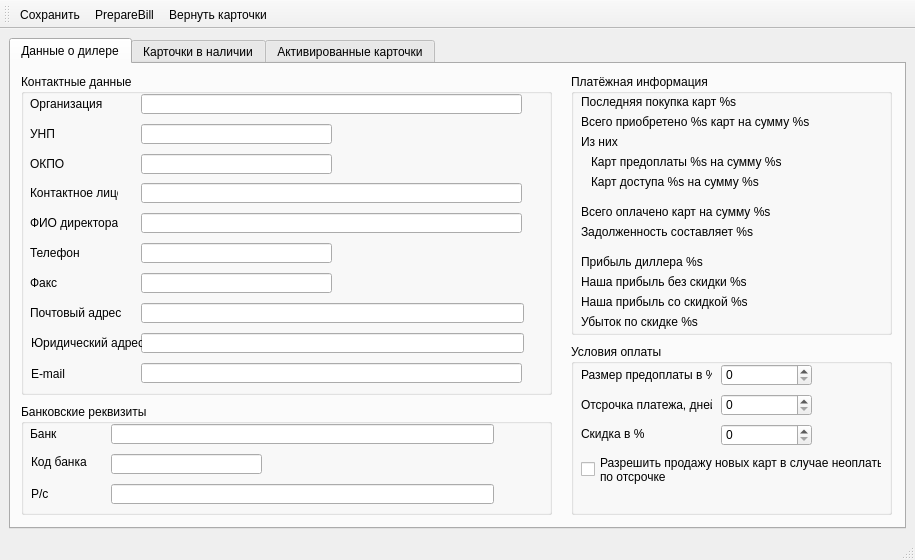
brat002/ExpertBilling, file mdi/forms/dealer_edit.ui: the form before one commit.
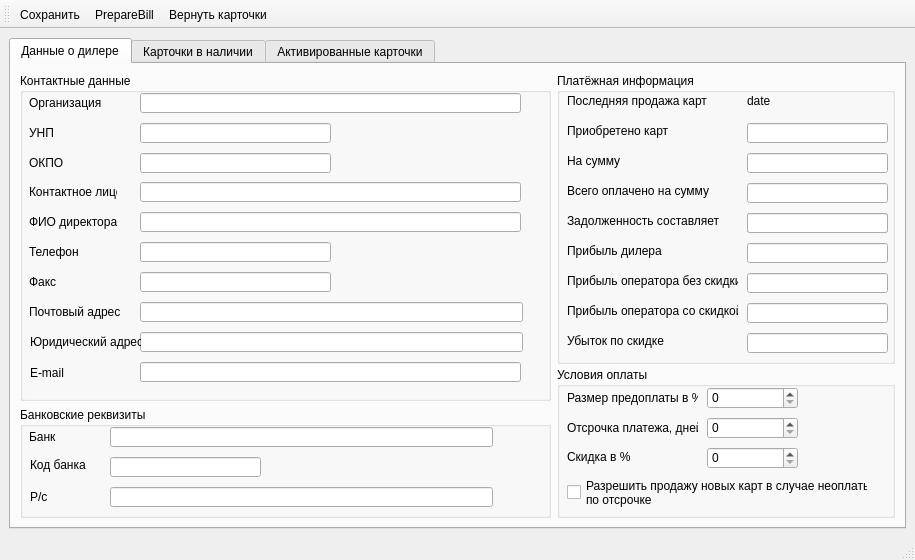
The form after the commit. The open tabs and pages were chosen to show the change. Icons and pictures are not drawn.

What changed in the file:
```diff
--- a/mdi/forms/dealer_edit.ui
+++ b/mdi/forms/dealer_edit.ui
@@ -29,14 +29,14 @@
        <attribute name="title" >
         <string>Данные о дилере</string>
        </attribute>
+       <layout class="QGridLayout" name="gridLayout_6" >
+        <item rowspan="2" row="0" column="0" >
        <widget class="QGroupBox" name="groupBox_contact" >
-        <property name="geometry" >
-         <rect>
-          <x>10</x>
-          <y>10</y>
+          <property name="minimumSize" >
+           <size>
           <width>531</width>
           <height>321</height>
-         </rect>
+           </size>
         </property>
         <property name="title" >
          <string>Контактные данные</string>
@@ -271,129 +271,15 @@
           <string>ОКПО</string>
          </property>
         </widget>
-        <zorder>lineEdit_postaddress</zorder>
-        <zorder>label_organization</zorder>
-        <zorder>lineEdit_fax</zorder>
-        <zorder>lineEdit_phone</zorder>
-        <zorder>lineEdit_organization</zorder>
-        <zorder>label_director</zorder>
-        <zorder>label_postaddress</zorder>
-        <zorder>label_contactperson</zorder>
-        <zorder>lineEdit_director</zorder>
-        <zorder>label_phone</zorder>
-        <zorder>lineEdit_contactperson</zorder>
-        <zorder>label_fax</zorder>
-        <zorder>lineEdit_postaddress</zorder>
-        <zorder>label_organization</zorder>
-        <zorder>lineEdit_fax</zorder>
-        <zorder>lineEdit_phone</zorder>
-        <zorder>lineEdit_organization</zorder>
-        <zorder>label_director</zorder>
-        <zorder>label_postaddress</zorder>
-        <zorder>label_contactperson</zorder>
-        <zorder>lineEdit_director</zorder>
-        <zorder>label_phone</zorder>
-        <zorder>lineEdit_contactperson</zorder>
-        <zorder>label_fax</zorder>
-        <zorder>lineEdit_uraddress</zorder>
-        <zorder>label_uraddress</zorder>
-        <zorder>lineEdit_email</zorder>
-        <zorder>label_email</zorder>
-        <zorder>lineEdit_okpo</zorder>
-        <zorder>lineEdit_unp</zorder>
-        <zorder>label_unp</zorder>
-        <zorder>label_okpo</zorder>
-       </widget>
-       <widget class="QGroupBox" name="groupBox_bankdata" >
-        <property name="geometry" >
-         <rect>
-          <x>10</x>
-          <y>340</y>
-          <width>531</width>
-          <height>111</height>
-         </rect>
-        </property>
-        <property name="title" >
-         <string>Банковские реквизиты</string>
-        </property>
-        <widget class="QLabel" name="label_rs" >
-         <property name="geometry" >
-          <rect>
-           <x>10</x>
-           <y>80</y>
-           <width>51</width>
-           <height>20</height>
-          </rect>
-         </property>
-         <property name="text" >
-          <string>Р/с</string>
-         </property>
-        </widget>
-        <widget class="QLabel" name="label_bank" >
-         <property name="geometry" >
-          <rect>
-           <x>9</x>
-           <y>20</y>
-           <width>51</width>
-           <height>20</height>
-          </rect>
-         </property>
-         <property name="text" >
-          <string>Банк</string>
-         </property>
-        </widget>
-        <widget class="QLineEdit" name="lineEdit_rs" >
-         <property name="geometry" >
-          <rect>
-           <x>90</x>
-           <y>80</y>
-           <width>383</width>
-           <height>20</height>
-          </rect>
-         </property>
-        </widget>
-        <widget class="QLineEdit" name="lineEdit_bank" >
-         <property name="geometry" >
-          <rect>
-           <x>90</x>
-           <y>20</y>
-           <width>383</width>
-           <height>20</height>
-          </rect>
-         </property>
-        </widget>
-        <widget class="QLineEdit" name="lineEdit_bankcode" >
-         <property name="geometry" >
-          <rect>
-           <x>90</x>
-           <y>50</y>
-           <width>151</width>
-           <height>20</height>
-          </rect>
-         </property>
-        </widget>
-        <widget class="QLabel" name="label_bankcode" >
-         <property name="geometry" >
-          <rect>
-           <x>10</x>
-           <y>50</y>
-           <width>61</width>
-           <height>16</height>
-          </rect>
-         </property>
-         <property name="text" >
-          <string>Код банка</string>
-         </property>
-        </widget>
-       </widget>
+         </widget>
+        </item>
+        <item row="0" column="1" >
        <widget class="QGroupBox" name="groupBox_billinfo" >
-        <property name="geometry" >
-         <rect>
-          <x>560</x>
-          <y>10</y>
-          <width>321</width>
-          <height>261</height>
-         </rect>
+          <property name="minimumSize" >
+           <size>
+            <width>338</width>
+            <height>291</height>
+           </size>
         </property>
         <property name="title" >
          <string>Платёжная информация</string>
@@ -403,153 +289,233 @@
           <rect>
            <x>10</x>
            <y>20</y>
-           <width>301</width>
+             <width>141</width>
            <height>16</height>
           </rect>
          </property>
          <property name="text" >
-          <string>Последняя покупка карт %s</string>
-         </property>
-        </widget>
-        <widget class="QLabel" name="label_15" >
+            <string>Последняя продажа карт</string>
+           </property>
+          </widget>
+          <widget class="QLabel" name="label_buy_cards_sum" >
          <property name="geometry" >
           <rect>
            <x>10</x>
-           <y>40</y>
-           <width>301</width>
+             <y>80</y>
+             <width>171</width>
            <height>16</height>
           </rect>
          </property>
          <property name="text" >
-          <string>Всего приобретено %s карт на сумму %s</string>
-         </property>
-        </widget>
-        <widget class="QLabel" name="label_17" >
+            <string>На сумму</string>
+           </property>
+          </widget>
+          <widget class="QLabel" name="label_pay_sum" >
          <property name="geometry" >
           <rect>
            <x>10</x>
-           <y>60</y>
-           <width>301</width>
+             <y>110</y>
+             <width>171</width>
            <height>16</height>
           </rect>
          </property>
          <property name="text" >
-          <string>Из них</string>
-         </property>
-        </widget>
-        <widget class="QLabel" name="label_18" >
+            <string>Всего оплачено на сумму</string>
+           </property>
+          </widget>
+          <widget class="QLabel" name="label_debet_sum" >
          <property name="geometry" >
           <rect>
-           <x>20</x>
-           <y>80</y>
-           <width>291</width>
+             <x>10</x>
+             <y>140</y>
+             <width>171</width>
            <height>16</height>
           </rect>
          </property>
          <property name="text" >
-          <string>Карт предоплаты %s на сумму %s</string>
-         </property>
-        </widget>
-        <widget class="QLabel" name="label_20" >
+            <string>Задолженность составляет</string>
+           </property>
+          </widget>
+          <widget class="QLabel" name="label_dealer_return" >
          <property name="geometry" >
           <rect>
-           <x>20</x>
-           <y>100</y>
-           <width>291</width>
+             <x>10</x>
+             <y>170</y>
+             <width>171</width>
            <height>16</height>
           </rect>
          </property>
          <property name="text" >
-          <string>Карт доступа %s на сумму %s</string>
-         </property>
-        </widget>
-        <widget class="QLabel" name="label_22" >
+            <string>Прибыль дилера</string>
+           </property>
+          </widget>
+          <widget class="QLabel" name="label_operator_return_without_discount" >
          <property name="geometry" >
           <rect>
            <x>10</x>
-           <y>130</y>
-           <width>301</width>
+             <y>200</y>
+             <width>171</width>
            <height>16</height>
           </rect>
          </property>
          <property name="text" >
-          <string>Всего оплачено карт на сумму %s</string>
-         </property>
-        </widget>
-        <widget class="QLabel" name="label_24" >
+            <string>Прибыль оператора без скидки</string>
+           </property>
+          </widget>
+          <widget class="QLabel" name="label_loss_for_discount" >
          <property name="geometry" >
           <rect>
            <x>10</x>
-           <y>150</y>
-           <width>301</width>
+             <y>260</y>
+             <width>171</width>
            <height>16</height>
           </rect>
          </property>
          <property name="text" >
-          <string>Задолженность составляет %s</string>
-         </property>
-        </widget>
-        <widget class="QLabel" name="label_26" >
+            <string>Убыток по скидке</string>
+           </property>
+          </widget>
+          <widget class="QLabel" name="label_operator_return_with_discount" >
          <property name="geometry" >
           <rect>
            <x>10</x>
-           <y>180</y>
-           <width>301</width>
+             <y>230</y>
+             <width>171</width>
            <height>16</height>
           </rect>
          </property>
          <property name="text" >
-          <string>Прибыль диллера %s</string>
-         </property>
-        </widget>
-        <widget class="QLabel" name="label" >
+            <string>Прибыль оператора со скидкой</string>
+           </property>
+          </widget>
+          <widget class="QLabel" name="label_last_sale_date_z" >
          <property name="geometry" >
           <rect>
-           <x>10</x>
-           <y>200</y>
-           <width>301</width>
+             <x>190</x>
+             <y>20</y>
+             <width>141</width>
            <height>16</height>
           </rect>
          </property>
          <property name="text" >
-          <string>Наша прибыль без скидки %s</string>
-         </property>
-        </widget>
-        <widget class="QLabel" name="label_2" >
+            <string>date</string>
+           </property>
+          </widget>
+          <widget class="QLineEdit" name="lineEdit_buy_cards_sum" >
          <property name="geometry" >
           <rect>
-           <x>10</x>
-           <y>240</y>
-           <width>301</width>
-           <height>16</height>
-          </rect>
-         </property>
-         <property name="text" >
-          <string>Убыток по скидке %s</string>
-         </property>
-        </widget>
-        <widget class="QLabel" name="label_3" >
+             <x>190</x>
+             <y>80</y>
+             <width>141</width>
+             <height>20</height>
+            </rect>
+           </property>
+           <property name="readOnly" >
+            <bool>false</bool>
+           </property>
+          </widget>
+          <widget class="QLineEdit" name="lineEdit_pay_sum" >
          <property name="geometry" >
           <rect>
+             <x>190</x>
+             <y>110</y>
+             <width>141</width>
+             <height>20</height>
+            </rect>
+           </property>
+          </widget>
+          <widget class="QLineEdit" name="lineEdit_3" >
+           <property name="geometry" >
+            <rect>
+             <x>190</x>
+             <y>140</y>
+             <width>141</width>
+             <height>20</height>
+            </rect>
+           </property>
+          </widget>
+          <widget class="QLineEdit" name="lineEdit_debet_sum" >
+           <property name="geometry" >
+            <rect>
+             <x>190</x>
+             <y>140</y>
+             <width>141</width>
+             <height>20</height>
+            </rect>
+           </property>
+          </widget>
+          <widget class="QLineEdit" name="lineEdit_operator_return_without_discount" >
+           <property name="geometry" >
+            <rect>
+             <x>190</x>
+             <y>200</y>
+             <width>141</width>
+             <height>20</height>
+            </rect>
+           </property>
+          </widget>
+          <widget class="QLineEdit" name="lineEdit_operator_return_with_discount" >
+           <property name="geometry" >
+            <rect>
+             <x>190</x>
+             <y>230</y>
+             <width>141</width>
+             <height>20</height>
+            </rect>
+           </property>
+          </widget>
+          <widget class="QLineEdit" name="lineEdit_loss_for_discount" >
+           <property name="geometry" >
+            <rect>
+             <x>190</x>
+             <y>260</y>
+             <width>141</width>
+             <height>20</height>
+            </rect>
+           </property>
+          </widget>
+          <widget class="QLabel" name="label_buy_cards" >
+           <property name="geometry" >
+            <rect>
            <x>10</x>
-           <y>220</y>
-           <width>301</width>
+             <y>50</y>
+             <width>171</width>
            <height>16</height>
           </rect>
          </property>
          <property name="text" >
-          <string>Наша прибыль со скидкой %s</string>
-         </property>
-        </widget>
-       </widget>
+            <string>Приобретено карт</string>
+           </property>
+          </widget>
+          <widget class="QLineEdit" name="lineEdit_buy_cards" >
+           <property name="geometry" >
+            <rect>
+             <x>190</x>
+             <y>50</y>
+             <width>141</width>
+             <height>20</height>
+            </rect>
+           </property>
+          </widget>
+          <widget class="QLineEdit" name="lineEdit_dealer_return" >
+           <property name="geometry" >
+            <rect>
+             <x>190</x>
+             <y>170</y>
+             <width>141</width>
+             <height>20</height>
+            </rect>
+           </property>
+          </widget>
+         </widget>
+        </item>
+        <item rowspan="2" row="1" column="1" >
        <widget class="QGroupBox" name="groupBox_billdata" >
-        <property name="geometry" >
-         <rect>
-          <x>560</x>
-          <y>280</y>
-          <width>321</width>
-          <height>171</height>
-         </rect>
+          <property name="minimumSize" >
+           <size>
+            <width>338</width>
+            <height>151</height>
+           </size>
         </property>
         <property name="title" >
          <string>Условия оплаты</string>
@@ -609,7 +575,7 @@
           </rect>
          </property>
          <property name="maximum" >
-          <number>100</number>
+            <number>365</number>
          </property>
         </widget>
         <widget class="QSpinBox" name="spinBox_discount" >
@@ -659,8 +625,97 @@
          </property>
         </widget>
        </widget>
-      </widget>
-      <widget class="QWidget" name="tab_2" >
+        </item>
+        <item row="2" column="0" >
+         <widget class="QGroupBox" name="groupBox_bankdata" >
+          <property name="minimumSize" >
+           <size>
+            <width>531</width>
+            <height>111</height>
+           </size>
+          </property>
+          <property name="title" >
+           <string>Банковские реквизиты</string>
+          </property>
+          <widget class="QLabel" name="label_rs" >
+           <property name="geometry" >
+            <rect>
+             <x>10</x>
+             <y>80</y>
+             <width>51</width>
+             <height>20</height>
+            </rect>
+           </property>
+           <property name="text" >
+            <string>Р/с</string>
+           </property>
+          </widget>
+          <widget class="QLabel" name="label_bank" >
+           <property name="geometry" >
+            <rect>
+             <x>9</x>
+             <y>20</y>
+             <width>51</width>
+             <height>20</height>
+            </rect>
+           </property>
+           <property name="text" >
+            <string>Банк</string>
+           </property>
+          </widget>
+          <widget class="QLineEdit" name="lineEdit_rs" >
+           <property name="geometry" >
+            <rect>
+             <x>90</x>
+             <y>80</y>
+             <width>383</width>
+             <height>20</height>
+            </rect>
+           </property>
+          </widget>
+          <widget class="QLineEdit" name="lineEdit_bank" >
+           <property name="geometry" >
+            <rect>
+             <x>90</x>
+             <y>20</y>
+             <width>383</width>
+             <height>20</height>
+            </rect>
+           </property>
+          </widget>
+          <widget class="QLineEdit" name="lineEdit_bankcode" >
+           <property name="geometry" >
+            <rect>
+             <x>90</x>
+             <y>50</y>
+             <width>151</width>
+             <height>20</height>
+            </rect>
+           </property>
+          </widget>
+          <widget class="QLabel" name="label_bankcode" >
+           <property name="geometry" >
+            <rect>
+             <x>10</x>
+             <y>50</y>
+             <width>61</width>
+             <height>16</height>
+            </rect>
+           </property>
+           <property name="text" >
+            <string>Код банка</string>
+           </property>
+          </widget>
+         </widget>
+        </item>
+       </layout>
+       <zorder>groupBox_contact</zorder>
+       <zorder>groupBox_bankdata</zorder>
+       <zorder>groupBox_billdata</zorder>
+       <zorder>label_4</zorder>
+       <zorder>groupBox_billinfo</zorder>
+      </widget>
+      <widget class="QWidget" name="tab_not_activated" >
        <attribute name="title" >
         <string>Карточки в наличии</string>
        </attribute>
```
Left out of the diff: 46 changed lines with no effect on the pictures. Lines whose indentation alone changed are shown as unchanged.
